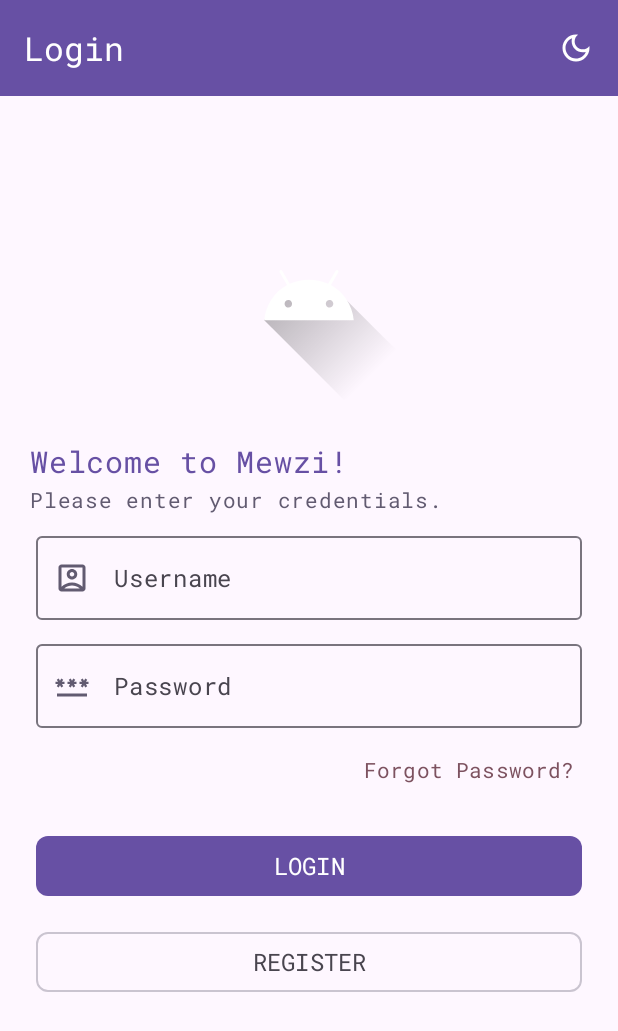
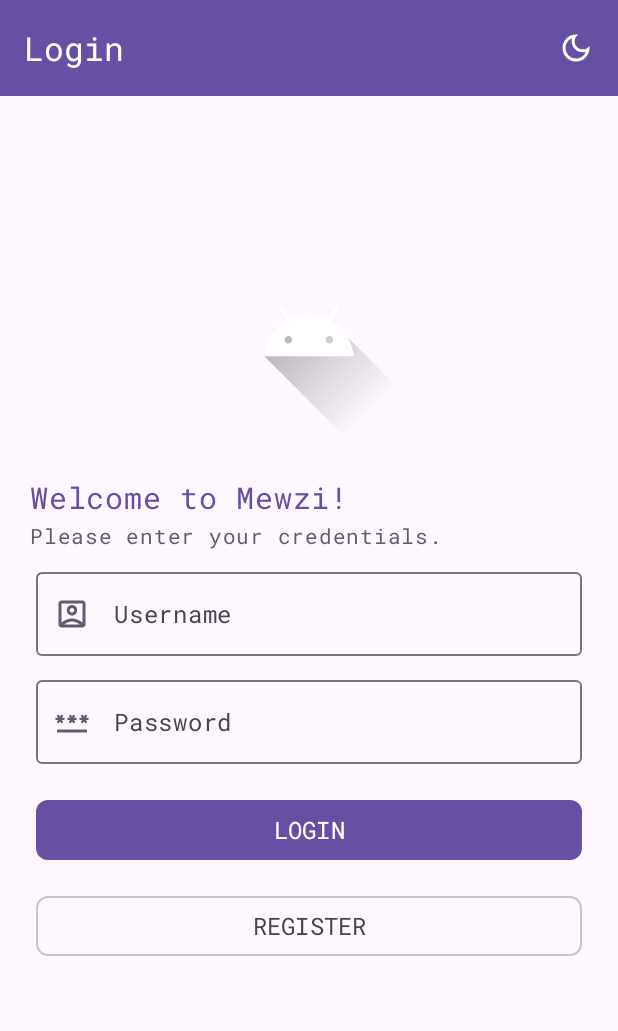
Before and after one commit to ralphmarondev/Mewzi, an Android app built with Jetpack Compose: the screen it shows after launch (MainActivity), on a phone screen of 412 x 824 dp. Shown: the top 1031 px of the screen. Run offline under Robolectric (Android 15) with nearby library versions, the light colour scheme and no system bars; pictures from the network do not load.

Commit message:
[android] removed forgot password textbutton and dialog

```diff
--- a/android/app/src/main/java/com/ralphmarondev/mewzi/features/auth/presentation/login/LoginScreen.kt
+++ b/android/app/src/main/java/com/ralphmarondev/mewzi/features/auth/presentation/login/LoginScreen.kt
@@ -28,7 +28,6 @@
 import androidx.compose.material3.OutlinedButton
 import androidx.compose.material3.Scaffold
 import androidx.compose.material3.Text
-import androidx.compose.material3.TextButton
 import androidx.compose.material3.TopAppBar
 import androidx.compose.material3.TopAppBarDefaults
 import androidx.compose.runtime.Composable
@@ -49,7 +48,6 @@
 import coil.compose.rememberAsyncImagePainter
 import com.ralphmarondev.mewzi.R
 import com.ralphmarondev.mewzi.core.util.LocalThemeState
-import com.ralphmarondev.mewzi.features.auth.presentation.components.ForgotPasswordDialog
 import com.ralphmarondev.mewzi.features.auth.presentation.components.NormalTextField
 import com.ralphmarondev.mewzi.features.auth.presentation.components.PasswordTextField
 import org.koin.androidx.compose.koinViewModel
@@ -64,7 +62,6 @@
     val username = viewModel.username.collectAsState().value
     val password = viewModel.password.collectAsState().value
     val response = viewModel.response.collectAsState().value
-    val showForgotPasswordDialog = viewModel.showForgotPasswordDialog.collectAsState().value
 
     val focusManager = LocalFocusManager.current
     val themeState = LocalThemeState.current
@@ -190,16 +187,6 @@
                         )
                     )
 
-                    TextButton(
-                        onClick = { viewModel.setShowForgotPasswordDialogValue(true) },
-                        modifier = Modifier.align(Alignment.End)
-                    ) {
-                        Text(
-                            text = "Forgot Password?",
-                            color = MaterialTheme.colorScheme.tertiary
-                        )
-                    }
-
                     Spacer(modifier = Modifier.height(8.dp))
                     Button(
                         onClick = {
@@ -236,12 +223,4 @@
             item { Spacer(modifier = Modifier.height(100.dp)) }
         }
     }
-
-    if (showForgotPasswordDialog) {
-        ForgotPasswordDialog(
-            onDismiss = {
-                viewModel.setShowForgotPasswordDialogValue(false)
-            }
-        )
-    }
 }
--- a/android/app/src/main/java/com/ralphmarondev/mewzi/features/auth/presentation/login/LoginViewModel.kt
+++ b/android/app/src/main/java/com/ralphmarondev/mewzi/features/auth/presentation/login/LoginViewModel.kt
@@ -21,9 +21,6 @@
     private val _response = MutableStateFlow<Result?>(null)
     val response = _response.asStateFlow()
 
-    private val _showForgotPasswordDialog = MutableStateFlow(false)
-    val showForgotPasswordDialog = _showForgotPasswordDialog.asStateFlow()
-
 
     fun onUsernameValueChange(value: String) {
         _username.value = value
@@ -31,10 +28,6 @@
 
     fun onPasswordValueChange(value: String) {
         _password.value = value
-    }
-
-    fun setShowForgotPasswordDialogValue(value: Boolean) {
-        _showForgotPasswordDialog.value = value
     }
 
     fun login() {
```
Also changed, not shown: android/app/src/main/java/com/ralphmarondev/mewzi/features/auth/presentation/components/ForgotPasswordDialog.kt (deleted, +0 -44 lines).
